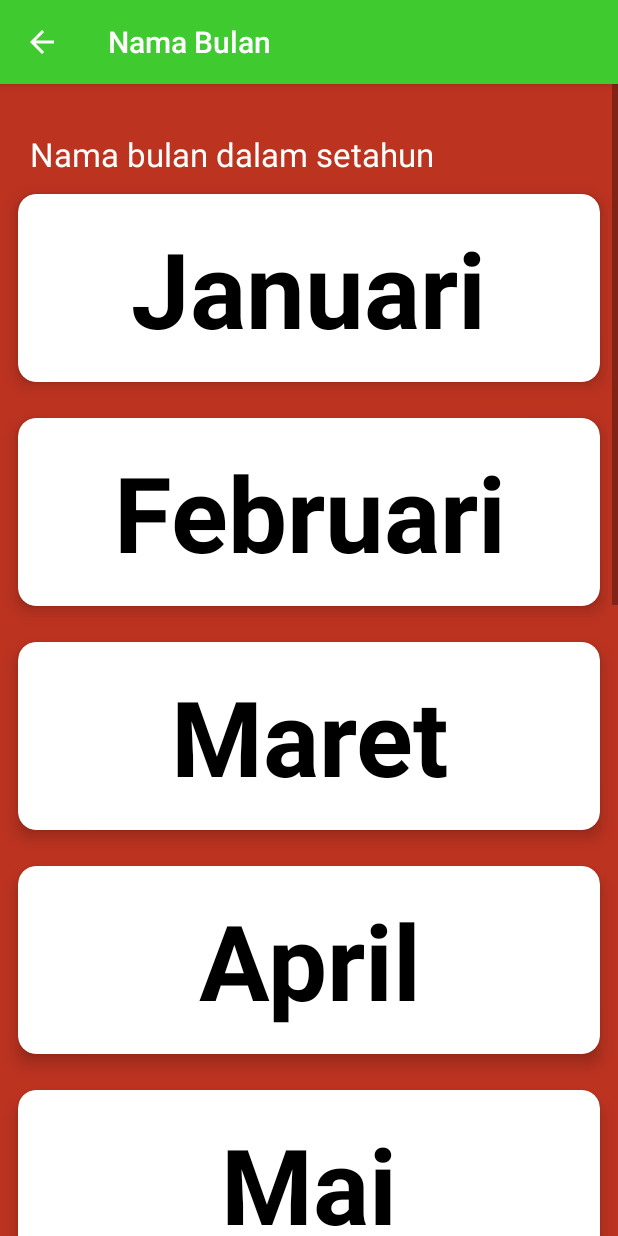
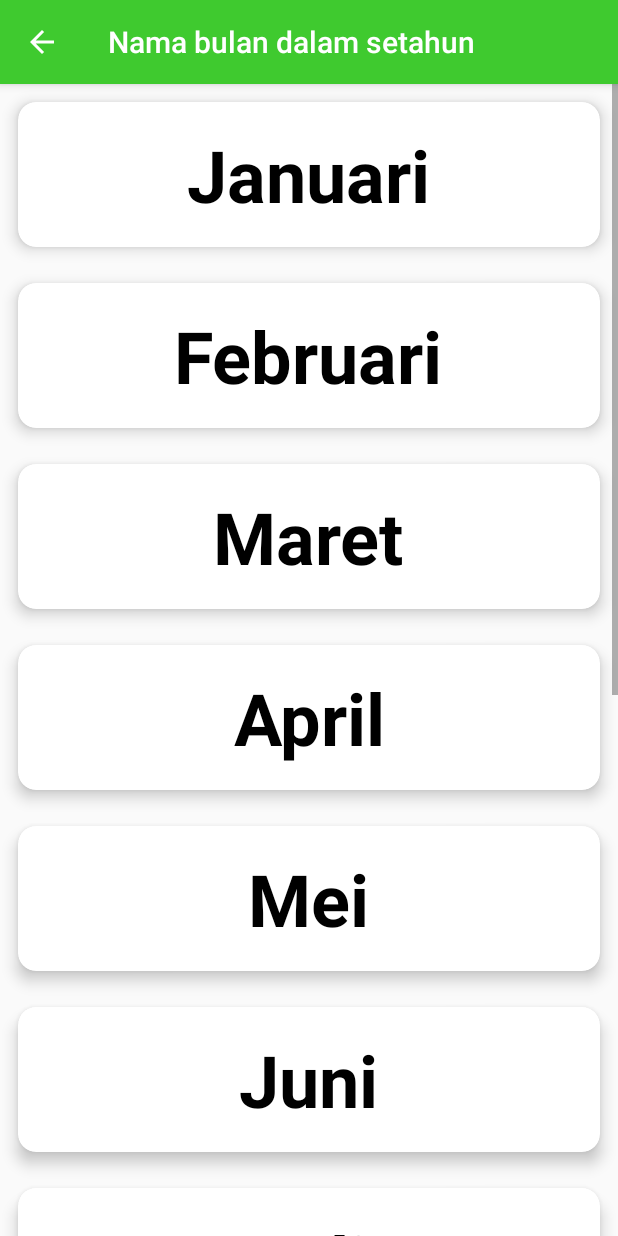
Before and after one commit to ajayfaul/BisyaraNew, an Android app: the BulanActivity screen opened directly, with no data from a screen before it, on a phone screen of 412 x 824 dp. Run offline under Robolectric (Android 15) with nearby library versions, the phone set to English and light mode, and no system bars.

Commit message:
fix bulan

```diff
--- a/app/src/main/res/layout/activity_bulan.xml
+++ b/app/src/main/res/layout/activity_bulan.xml
@@ -3,9 +3,8 @@
     xmlns:app="http://schemas.android.com/apk/res-auto"
     xmlns:tools="http://schemas.android.com/tools"
     android:layout_width="match_parent"
-    android:background="#BC3320"
     android:layout_height="match_parent"
-    tools:context=".HariActivity">
+    tools:context=".BulanActivity">
 
     <LinearLayout
         android:layout_width="match_parent"
@@ -14,30 +13,12 @@
 
         <!-- judul  -->
 
-        <RelativeLayout
-            android:layout_width="match_parent"
-            android:layout_height="wrap_content"
-            android:layout_marginLeft="20dp"
-            android:layout_marginTop="32dp"
-            android:layout_marginRight="20dp">
-
-            <TextView
-                android:id="@+id/testdashboard"
-                android:layout_width="wrap_content"
-                android:layout_height="wrap_content"
-                android:text="Nama bulan dalam setahun"
-                android:textColor="#FFFFFF"
-                android:textSize="22dp" />
-
-        </RelativeLayout>
-
         <GridLayout
             android:layout_width="match_parent"
             android:layout_height="wrap_content"
             android:alignmentMode="alignMargins"
             android:columnCount="1"
             android:columnOrderPreserved="false"
-            android:paddingBottom="20dp"
             android:rowCount="3">
 
 
@@ -48,6 +29,7 @@
                 android:layout_rowWeight="1"
                 android:layout_columnWeight="1"
                 android:layout_margin="12dp"
+                android:onClick="pindahBulanJanuari"
                 app:cardCornerRadius="12dp"
                 app:cardElevation="6dp">
 
@@ -64,7 +46,7 @@
                         android:text="Januari"
                         android:textAlignment="center"
                         android:textColor="#000"
-                        android:textSize="70sp"
+                        android:textSize="48sp"
                         android:textStyle="bold" />
 
                 </LinearLayout>
@@ -78,6 +60,7 @@
                 android:layout_rowWeight="1"
                 android:layout_columnWeight="1"
                 android:layout_margin="12dp"
+                android:onClick="pindahBulanFebruari"
                 app:cardCornerRadius="12dp"
                 app:cardElevation="6dp">
 
@@ -94,7 +77,7 @@
                         android:text="Februari"
                         android:textAlignment="center"
                         android:textColor="#000"
-                        android:textSize="70sp"
+                        android:textSize="48sp"
                         android:textStyle="bold" />
 
 
@@ -109,6 +92,7 @@
                 android:layout_rowWeight="1"
                 android:layout_columnWeight="1"
                 android:layout_margin="12dp"
+                android:onClick="pindahBulanMaret"
                 app:cardCornerRadius="12dp"
                 app:cardElevation="6dp">
 
@@ -125,7 +109,7 @@
                         android:text="Maret"
                         android:textAlignment="center"
                         android:textColor="#000"
-                        android:textSize="70sp"
+                        android:textSize="48sp"
                         android:textStyle="bold" />
 
 
@@ -140,7 +124,9 @@
                 android:layout_rowWeight="1"
                 android:layout_columnWeight="1"
                 android:layout_margin="12dp"
+                android:onClick="pindahBulanApril"
                 app:cardCornerRadius="12dp"
+
                 app:cardElevation="6dp">
 
                 <LinearLayout
@@ -156,7 +142,7 @@
                         android:text="April"
                         android:textAlignment="center"
                         android:textColor="#000"
-                        android:textSize="70sp"
+                        android:textSize="48sp"
                         android:textStyle="bold" />
 
 
@@ -171,6 +157,41 @@
                 android:layout_rowWeight="1"
                 android:layout_columnWeight="1"
                 android:layout_margin="12dp"
+                android:onClick="pindahBulanMei"
+                app:cardCornerRadius="12dp"
+
+                app:cardElevation="6dp">
+
+                <LinearLayout
+                    android:layout_width="match_parent"
+                    android:layout_height="match_parent"
+                    android:gravity="center"
+                    android:orientation="vertical"
+                    android:padding="16dp">
+
+                    <TextView
+                        android:layout_width="wrap_content"
+                        android:layout_height="wrap_content"
+                        android:text="Mei"
+                        android:textAlignment="center"
+                        android:textColor="#000"
+                        android:textSize="48sp"
+                        android:textStyle="bold" />
+
+
+                </LinearLayout>
+
+
+            </androidx.cardview.widget.CardView>
+
+
+            <androidx.cardview.widget.CardView
+                android:layout_width="wrap_content"
+                android:layout_height="wrap_content"
+                android:layout_rowWeight="1"
+                android:layout_columnWeight="1"
+                android:layout_margin="12dp"
+                android:onClick="pindahBulanJuni"
                 app:cardCornerRadius="12dp"
                 app:cardElevation="6dp">
 
@@ -184,10 +205,10 @@
                     <TextView
                         android:layout_width="wrap_content"
                         android:layout_height="wrap_content"
-                        android:text="Mai"
+                        android:text="Juni"
                         android:textAlignment="center"
                         android:textColor="#000"
-                        android:textSize="70sp"
+                        android:textSize="48sp"
                         android:textStyle="bold" />
 
 
@@ -204,6 +225,8 @@
                 android:layout_columnWeight="1"
                 android:layout_margin="12dp"
                 app:cardCornerRadius="12dp"
+                android:onClick="pindahBulanJuli"
+
                 app:cardElevation="6dp">
 
                 <LinearLayout
@@ -216,10 +239,10 @@
                     <TextView
                         android:layout_width="wrap_content"
                         android:layout_height="wrap_content"
-                        android:text="Juni"
+                        android:text="Juli"
                         android:textAlignment="center"
                         android:textColor="#000"
-                        android:textSize="70sp"
+                        android:textSize="48sp"
                         android:textStyle="bold" />
 
 
@@ -236,6 +259,8 @@
                 android:layout_columnWeight="1"
                 android:layout_margin="12dp"
                 app:cardCornerRadius="12dp"
+                android:onClick="pindahBulanAgustus"
+
                 app:cardElevation="6dp">
 
                 <LinearLayout
@@ -251,7 +276,7 @@
                         android:text="Agustus"
                         android:textAlignment="center"
                         android:textColor="#000"
-                        android:textSize="70sp"
+                        android:textSize="48sp"
                         android:textStyle="bold" />
 
 
@@ -260,6 +285,7 @@
 
             </androidx.cardview.widget.CardView>
 
+
             <androidx.cardview.widget.CardView
                 android:layout_width="wrap_content"
                 android:layout_height="wrap_content"
@@ -267,6 +293,8 @@
                 android:layout_columnWeight="1"
                 android:layout_margin="12dp"
                 app:cardCornerRadius="12dp"
+                android:onClick="pindahBulanSeptember"
+
                 app:cardElevation="6dp">
 
                 <LinearLayout
@@ -282,7 +310,7 @@
                         android:text="September"
                         android:textAlignment="center"
                         android:textColor="#000"
-                        android:textSize="70dp"
+                        android:textSize="48sp"
                         android:textStyle="bold" />
 
 
@@ -291,11 +319,14 @@
 
             </androidx.cardview.widget.CardView>
 
+
             <androidx.cardview.widget.CardView
                 android:layout_width="wrap_content"
                 android:layout_height="wrap_content"
                 android:layout_rowWeight="1"
                 android:layout_columnWeight="1"
+                android:onClick="pindahBulanOktober"
+
                 android:layout_margin="12dp"
                 app:cardCornerRadius="12dp"
                 app:cardElevation="6dp">
@@ -313,7 +344,7 @@
                         android:text="Oktober"
                         android:textAlignment="center"
                         android:textColor="#000"
-                        android:textSize="70sp"
+                        android:textSize="48sp"
                         android:textStyle="bold" />
 
 
@@ -322,11 +353,14 @@
 
             </androidx.cardview.widget.CardView>
 
+
             <androidx.cardview.widget.CardView
                 android:layout_width="wrap_content"
                 android:layout_height="wrap_content"
                 android:layout_rowWeight="1"
                 android:layout_columnWeight="1"
+                android:onClick="pindahBulanNovember"
+
                 android:layout_margin="12dp"
                 app:cardCornerRadius="12dp"
                 app:cardElevation="6dp">
@@ -344,7 +378,7 @@
                         android:text="November"
                         android:textAlignment="center"
                         android:textColor="#000"
-                        android:textSize="60sp"
+                        android:textSize="48sp"
                         android:textStyle="bold" />
 
 
@@ -353,9 +387,12 @@
 
             </androidx.cardview.widget.CardView>
 
+
             <androidx.cardview.widget.CardView
                 android:layout_width="wrap_content"
                 android:layout_height="wrap_content"
+                android:onClick="pindahBulanDesember"
+
                 android:layout_rowWeight="1"
                 android:layout_columnWeight="1"
                 android:layout_margin="12dp"
@@ -375,7 +412,7 @@
                         android:text="Desember"
                         android:textAlignment="center"
                         android:textColor="#000"
-                        android:textSize="60sp"
+                        android:textSize="48sp"
                         android:textStyle="bold" />
 
 
@@ -384,7 +421,9 @@
 
             </androidx.cardview.widget.CardView>
 
+
         </GridLayout>
+
 
     </LinearLayout>
 
--- a/app/src/main/res/layout/activity_bulan__juni.xml
+++ b/app/src/main/res/layout/activity_bulan__juni.xml
@@ -16,7 +16,7 @@
         android:layout_gravity="center"
         android:layout_margin="25dp"
         android:background="#FFF"
-        android:src="@drawable/Juni" />
+        android:src="@drawable/juni" />
 
     <TextView
         android:layout_width="match_parent"
```
Also changed, not shown: app/src/main/AndroidManifest.xml (+24 -12 lines), app/src/main/java/com/mulyadifamily/bisyaraapp/BulanActivity.java (+63 -1 lines).
